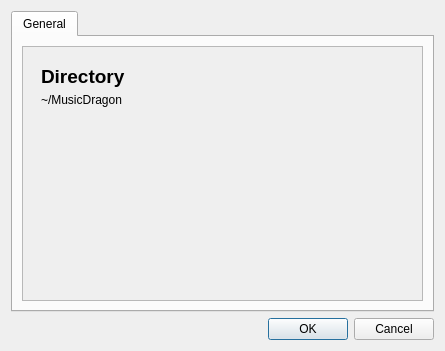
The window that res/ui/preferenceswindow.ui (Docheinstein/music-dragon) describes before a commit, drawn with Qt 5.
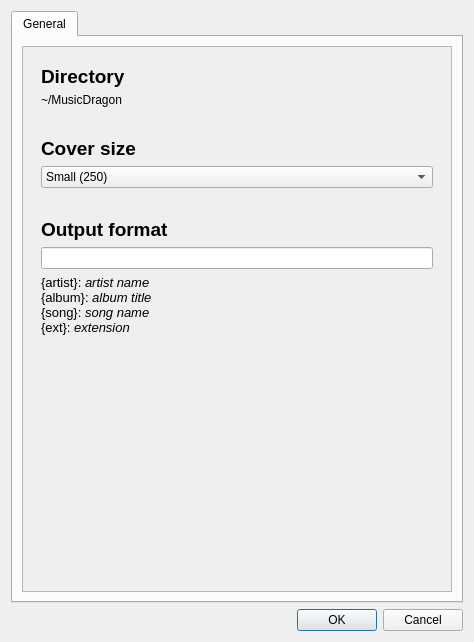
The same window after the commit. Custom widgets are drawn as their Qt base class.

Commit message: Add cover size and output format preferences

Diff of the .ui file:
```diff
--- a/res/ui/preferenceswindow.ui
+++ b/res/ui/preferenceswindow.ui
@@ -6,8 +6,8 @@
    <rect>
     <x>0</x>
     <y>0</y>
-    <width>445</width>
-    <height>351</height>
+    <width>474</width>
+    <height>642</height>
    </rect>
   </property>
   <property name="windowTitle">
@@ -34,11 +34,14 @@
            <rect>
             <x>0</x>
             <y>0</y>
-            <width>409</width>
-            <height>242</height>
+            <width>438</width>
+            <height>533</height>
            </rect>
           </property>
           <layout class="QVBoxLayout" name="verticalLayout_4">
+           <property name="spacing">
+            <number>12</number>
+           </property>
            <item>
             <widget class="ClickableWidget" name="directoryWidget" native="true">
              <property name="sizePolicy">
@@ -84,6 +87,83 @@
              </layout>
             </widget>
            </item>
+           <item>
+            <widget class="QWidget" name="widget" native="true">
+             <layout class="QVBoxLayout" name="verticalLayout_5">
+              <item>
+               <widget class="QLabel" name="label_2">
+                <property name="font">
+                 <font>
+                  <pointsize>14</pointsize>
+                  <weight>75</weight>
+                  <bold>true</bold>
+                 </font>
+                </property>
+                <property name="text">
+                 <string>Cover size</string>
+                </property>
+               </widget>
+              </item>
+              <item>
+               <widget class="QComboBox" name="coverSize">
+                <item>
+                 <property name="text">
+                  <string>Small (250)</string>
+                 </property>
+                </item>
+                <item>
+                 <property name="text">
+                  <string>Medium (500)</string>
+                 </property>
+                </item>
+                <item>
+                 <property name="text">
+                  <string>Large (1200)</string>
+                 </property>
+                </item>
+                <item>
+                 <property name="text">
+                  <string>Largest</string>
+                 </property>
+                </item>
+               </widget>
+              </item>
+             </layout>
+            </widget>
+           </item>
+           <item>
+            <widget class="QWidget" name="widget_2" native="true">
+             <layout class="QVBoxLayout" name="verticalLayout_6">
+              <item>
+               <widget class="QLabel" name="label_3">
+                <property name="font">
+                 <font>
+                  <pointsize>14</pointsize>
+                  <weight>75</weight>
+                  <bold>true</bold>
+                 </font>
+                </property>
+                <property name="text">
+                 <string>Output format</string>
+                </property>
+               </widget>
+              </item>
+              <item>
+               <widget class="QLineEdit" name="outputFormat"/>
+              </item>
+              <item>
+               <widget class="QLabel" name="label_4">
+                <property name="text">
+                 <string>&lt;html&gt;&lt;head/&gt;&lt;body&gt;&lt;p&gt;&lt;span style=&quot; font-size:10pt;&quot;&gt;{artist}: &lt;/span&gt;&lt;span style=&quot; font-size:10pt; font-style:italic;&quot;&gt;artist name&lt;/span&gt;&lt;span style=&quot; font-size:10pt;&quot;&gt;&lt;br/&gt;{album}: &lt;/span&gt;&lt;span style=&quot; font-size:10pt; font-style:italic;&quot;&gt;album title&lt;/span&gt;&lt;span style=&quot; font-size:10pt;&quot;&gt;&lt;br/&gt;{song}: &lt;/span&gt;&lt;span style=&quot; font-size:10pt; font-style:italic;&quot;&gt;song name&lt;/span&gt;&lt;span style=&quot; font-size:10pt;&quot;&gt;&lt;br/&gt;{ext}: &lt;/span&gt;&lt;span style=&quot; font-size:10pt; font-style:italic;&quot;&gt;extension&lt;/span&gt;&lt;/p&gt;&lt;/body&gt;&lt;/html&gt;</string>
+                </property>
+                <property name="wordWrap">
+                 <bool>true</bool>
+                </property>
+               </widget>
+              </item>
+             </layout>
+            </widget>
+           </item>
            <item>
             <spacer name="verticalSpacer">
              <property name="orientation">
```
The commit also changes 12 other files.
